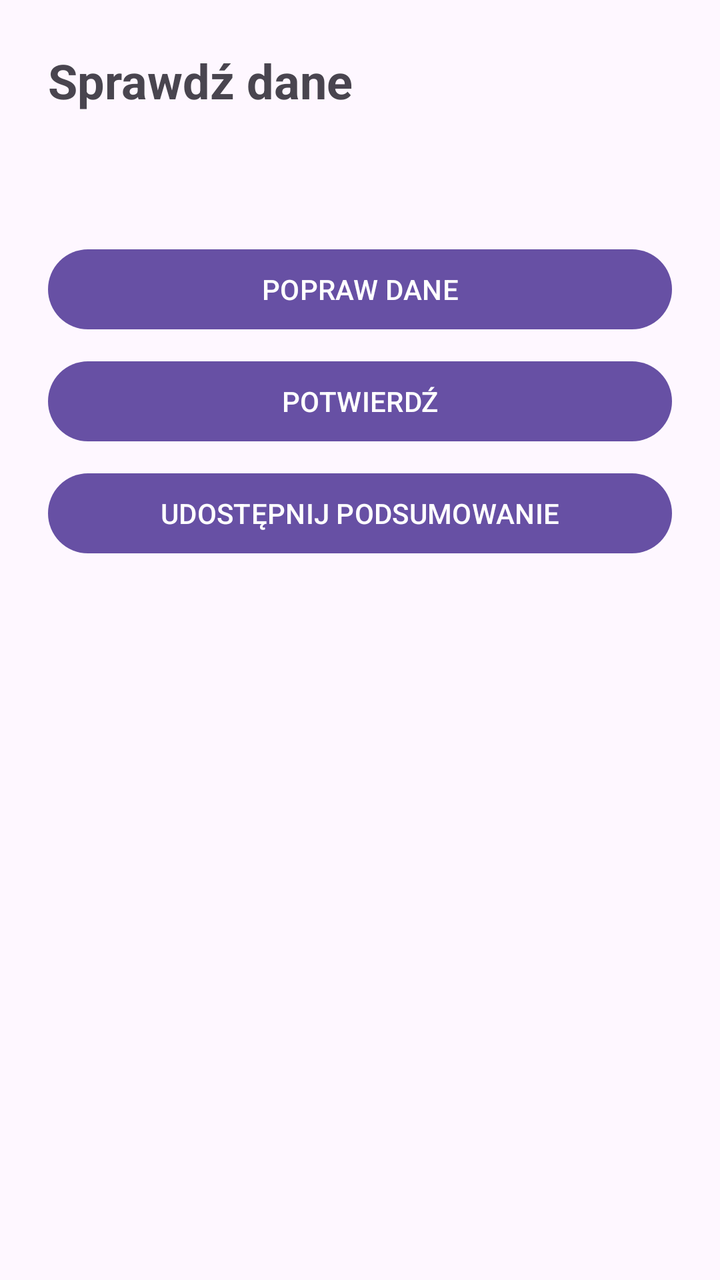
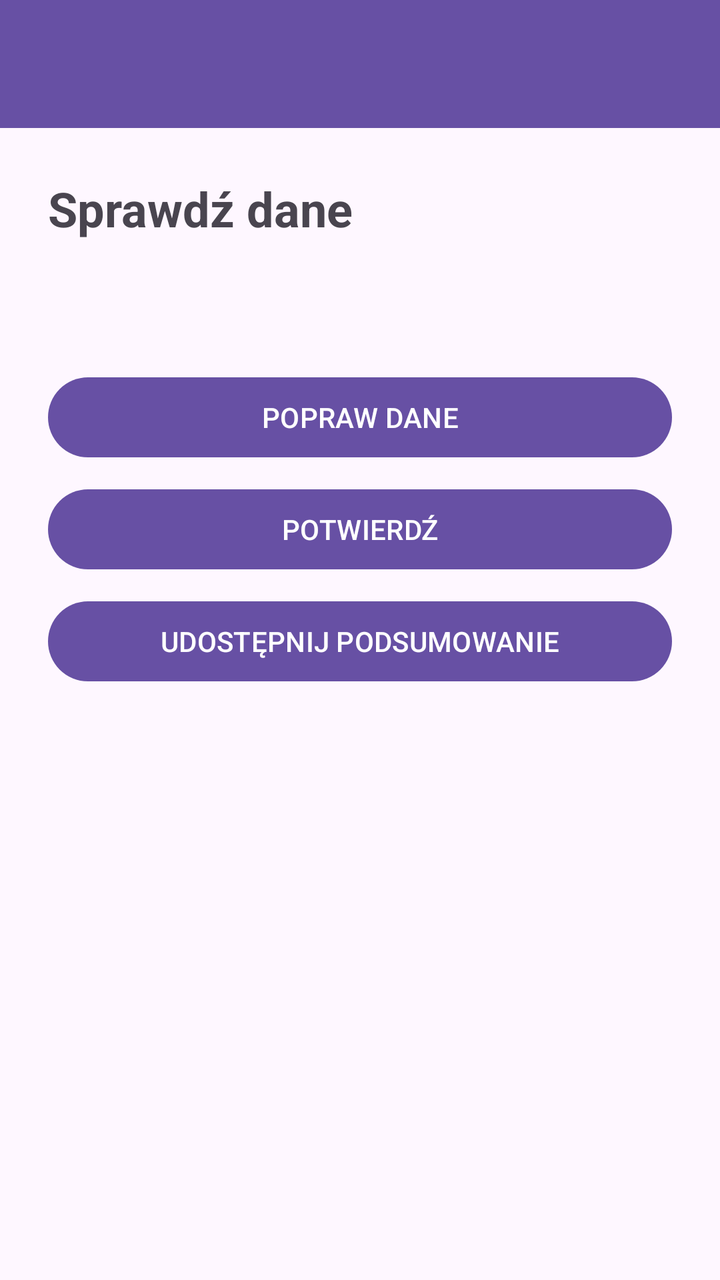

Compare the two renders of this Android layout. The source of the first and the diff that turns it into the second are given below.
<!-- AndroidManifest.xml: application theme Theme.DwaEkrany -->
<!-- res/layout/activity_summary.xml -->
<?xml version="1.0" encoding="utf-8"?>
<LinearLayout xmlns:android="http://schemas.android.com/apk/res/android"
    android:layout_width="match_parent"
    android:layout_height="match_parent"
    android:orientation="vertical"
    android:padding="24dp">

    <TextView
        android:id="@+id/tvSummaryHeader"
        android:layout_width="match_parent"
        android:layout_height="wrap_content"
        android:text="@string/header_summary"
        android:textSize="24sp"
        android:textStyle="bold"
        android:layout_marginBottom="16dp" />

    <TextView
        android:id="@+id/tvSummary"
        android:layout_width="match_parent"
        android:layout_height="wrap_content"
        android:textSize="18sp"
        android:layout_marginBottom="16dp" />

    <Button
        android:id="@+id/btnEdit"
        android:layout_width="match_parent"
        android:layout_height="wrap_content"
        android:layout_marginTop="8dp"
        android:text="@string/btn_edit" />

    <Button
        android:id="@+id/btnConfirm"
        android:layout_width="match_parent"
        android:layout_height="wrap_content"
        android:layout_marginTop="8dp"
        android:text="@string/btn_confirm" />

    <Button
        android:id="@+id/btnShare"
        android:layout_width="match_parent"
        android:layout_height="wrap_content"
        android:layout_marginTop="8dp"
        android:text="@string/btn_share" />

</LinearLayout>
<!-- resources referenced by this layout -->
<resources>
  <string name="btn_confirm">POTWIERDŹ</string>
  <string name="btn_edit">POPRAW DANE</string>
  <string name="btn_share">UDOSTĘPNIJ PODSUMOWANIE</string>
  <string name="header_summary">Sprawdź dane</string>
  <style name="Theme.DwaEkrany" parent="Base.Theme.DwaEkrany" />
  <style name="Base.Theme.DwaEkrany" parent="Theme.Material3.DayNight.NoActionBar">
          
          
      </style>
</resources>

<!-- the commit's change to res/layout/activity_summary.xml (unified diff, before → after) -->
@@ -2,44 +2,57 @@
 <LinearLayout xmlns:android="http://schemas.android.com/apk/res/android"
     android:layout_width="match_parent"
     android:layout_height="match_parent"
-    android:orientation="vertical"
-    android:padding="24dp">
+    android:orientation="vertical">
 
-    <TextView
-        android:id="@+id/tvSummaryHeader"
+    <androidx.appcompat.widget.Toolbar
+        android:id="@+id/toolbarSummary"
         android:layout_width="match_parent"
-        android:layout_height="wrap_content"
-        android:text="@string/header_summary"
-        android:textSize="24sp"
-        android:textStyle="bold"
-        android:layout_marginBottom="16dp" />
+        android:layout_height="?attr/actionBarSize"
+        android:background="?attr/colorPrimary"
+        android:titleTextColor="@android:color/white" />
 
-    <TextView
-        android:id="@+id/tvSummary"
+    <LinearLayout
         android:layout_width="match_parent"
-        android:layout_height="wrap_content"
-        android:textSize="18sp"
-        android:layout_marginBottom="16dp" />
+        android:layout_height="match_parent"
+        android:orientation="vertical"
+        android:padding="24dp">
 
-    <Button
-        android:id="@+id/btnEdit"
-        android:layout_width="match_parent"
-        android:layout_height="wrap_content"
-        android:layout_marginTop="8dp"
-        android:text="@string/btn_edit" />
+        <TextView
+            android:id="@+id/tvSummaryHeader"
+            android:layout_width="match_parent"
+            android:layout_height="wrap_content"
+            android:text="@string/header_summary"
+            android:textSize="24sp"
+            android:textStyle="bold"
+            android:layout_marginBottom="16dp" />
 
-    <Button
-        android:id="@+id/btnConfirm"
-        android:layout_width="match_parent"
-        android:layout_height="wrap_content"
-        android:layout_marginTop="8dp"
-        android:text="@string/btn_confirm" />
+        <TextView
+            android:id="@+id/tvSummary"
+            android:layout_width="match_parent"
+            android:layout_height="wrap_content"
+            android:textSize="18sp"
+            android:layout_marginBottom="16dp" />
 
-    <Button
-        android:id="@+id/btnShare"
-        android:layout_width="match_parent"
-        android:layout_height="wrap_content"
-        android:layout_marginTop="8dp"
-        android:text="@string/btn_share" />
+        <Button
+            android:id="@+id/btnEdit"
+            android:layout_width="match_parent"
+            android:layout_height="wrap_content"
+            android:layout_marginTop="8dp"
+            android:text="@string/btn_edit" />
 
+        <Button
+            android:id="@+id/btnConfirm"
+            android:layout_width="match_parent"
+            android:layout_height="wrap_content"
+            android:layout_marginTop="8dp"
+            android:text="@string/btn_confirm" />
+
+        <Button
+            android:id="@+id/btnShare"
+            android:layout_width="match_parent"
+            android:layout_height="wrap_content"
+            android:layout_marginTop="8dp"
+            android:text="@string/btn_share" />
+
+    </LinearLayout>
 </LinearLayout>
